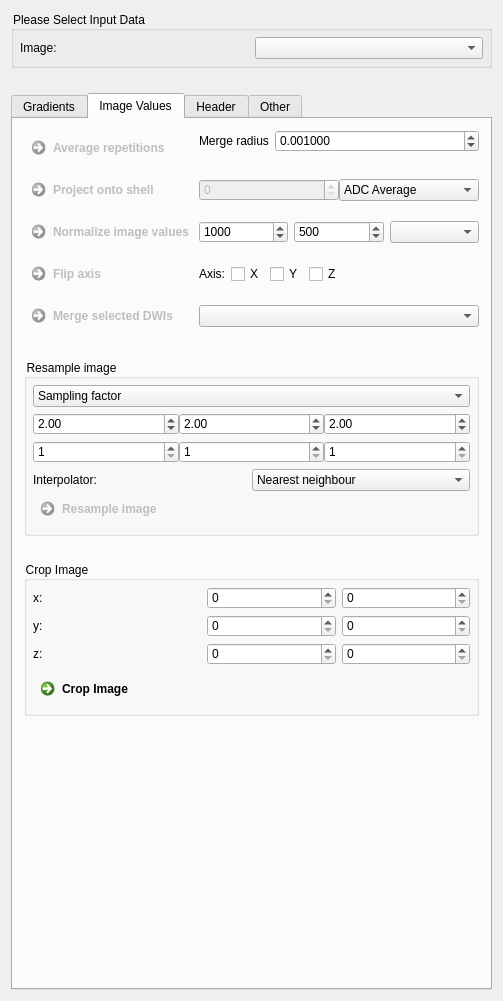
Qt form Plugins/org.mitk.gui.qt.diffusionimaging.preprocessing/src/internal/QmitkPreprocessingViewControls.ui (MIC-DKFZ/MITK-Diffusion) before a commit.
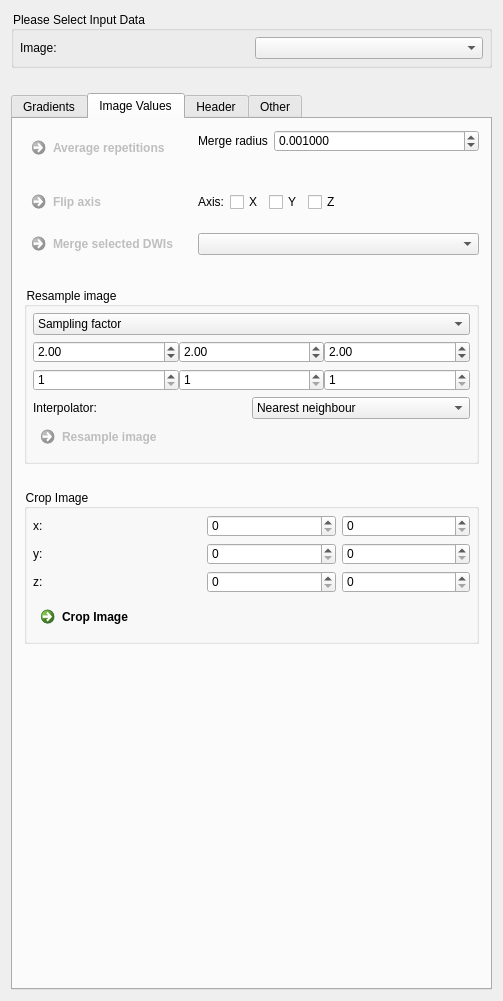
The same form after that commit. The open tabs and pages were chosen to show the change. Custom widgets are drawn as their Qt base class.

Commit message: remove shell projection and normalization from preprocessing view

Patch:
```diff
--- a/Plugins/org.mitk.gui.qt.diffusionimaging.preprocessing/src/internal/QmitkPreprocessingViewControls.ui
+++ b/Plugins/org.mitk.gui.qt.diffusionimaging.preprocessing/src/internal/QmitkPreprocessingViewControls.ui
@@ -637,25 +637,6 @@
             </property>
            </widget>
           </item>
-          <item row="3" column="0">
-           <widget class="QCommandLinkButton" name="m_NormalizeImageValuesButton">
-            <property name="enabled">
-             <bool>false</bool>
-            </property>
-            <property name="toolTip">
-             <string>Normalizes the diffusion-weighted image values across all weighted volumes to the given mean and standard deviation.</string>
-            </property>
-            <property name="statusTip">
-             <string/>
-            </property>
-            <property name="whatsThis">
-             <string notr="true"/>
-            </property>
-            <property name="text">
-             <string>Normalize image values</string>
-            </property>
-           </widget>
-          </item>
           <item row="2" column="1">
            <widget class="QFrame" name="frame_4">
             <property name="frameShape">
@@ -680,44 +661,6 @@
              <property name="spacing">
               <number>0</number>
              </property>
-             <item row="0" column="0">
-              <widget class="QSpinBox" name="m_targetBValueSpinBox">
-               <property name="enabled">
-                <bool>false</bool>
-               </property>
-               <property name="toolTip">
-                <string>Target b-value</string>
-               </property>
-               <property name="maximum">
-                <number>100000</number>
-               </property>
-               <property name="singleStep">
-                <number>500</number>
-               </property>
-              </widget>
-             </item>
-             <item row="0" column="1">
-              <widget class="QComboBox" name="m_ProjectionMethodBox">
-               <property name="toolTip">
-                <string>Select projection method.</string>
-               </property>
-               <item>
-                <property name="text">
-                 <string>ADC Average</string>
-                </property>
-               </item>
-               <item>
-                <property name="text">
-                 <string>AKC</string>
-                </property>
-               </item>
-               <item>
-                <property name="text">
-                 <string>Bi-Exponential</string>
-                </property>
-               </item>
-              </widget>
-             </item>
             </layout>
            </widget>
           </item>
@@ -740,19 +683,6 @@
             </property>
            </widget>
           </item>
-          <item row="2" column="0">
-           <widget class="QCommandLinkButton" name="m_ProjectSignalButton">
-            <property name="enabled">
-             <bool>false</bool>
-            </property>
-            <property name="toolTip">
-             <string>Project image values onto one b-shell.</string>
-            </property>
-            <property name="text">
-             <string>Project onto shell</string>
-            </property>
-           </widget>
-          </item>
           <item row="3" column="1">
            <widget class="QFrame" name="frame_6">
             <property name="frameShape">
@@ -777,51 +707,6 @@
              <property name="verticalSpacing">
               <number>0</number>
              </property>
-             <item row="0" column="1">
-              <widget class="QSpinBox" name="m_NewStdev">
-               <property name="enabled">
-                <bool>true</bool>
-               </property>
-               <property name="toolTip">
-                <string>New stdev</string>
-               </property>
-               <property name="maximum">
-                <number>100000</number>
-               </property>
-               <property name="singleStep">
-                <number>100</number>
-               </property>
-               <property name="value">
-                <number>500</number>
-               </property>
-              </widget>
-             </item>
-             <item row="0" column="2">
-              <widget class="QmitkDataStorageComboBoxWithSelectNone" name="m_NormalizationMaskBox">
-               <property name="toolTip">
-                <string>Select binary mask image. The mask is used to calculate the old mean and standard deviation.</string>
-               </property>
-              </widget>
-             </item>
-             <item row="0" column="0">
-              <widget class="QSpinBox" name="m_NewMean">
-               <property name="enabled">
-                <bool>true</bool>
-               </property>
-               <property name="toolTip">
-                <string>New mean value</string>
-               </property>
-               <property name="maximum">
-                <number>100000</number>
-               </property>
-               <property name="singleStep">
-                <number>100</number>
-               </property>
-               <property name="value">
-                <number>1000</number>
-               </property>
-              </widget>
-             </item>
             </layout>
            </widget>
           </item>
@@ -1712,11 +1597,6 @@
    <extends>QComboBox</extends>
    <header location="global">QmitkDataStorageComboBox.h</header>
   </customwidget>
-  <customwidget>
-   <class>QmitkDataStorageComboBoxWithSelectNone</class>
-   <extends>QComboBox</extends>
-   <header>QmitkDataStorageComboBoxWithSelectNone.h</header>
-  </customwidget>
  </customwidgets>
  <tabstops>
   <tabstop>m_SelctedImageComboBox</tabstop>
```
Left out of the diff: 7 changed lines with no effect on the pictures. The commit also changes 4 other files.
